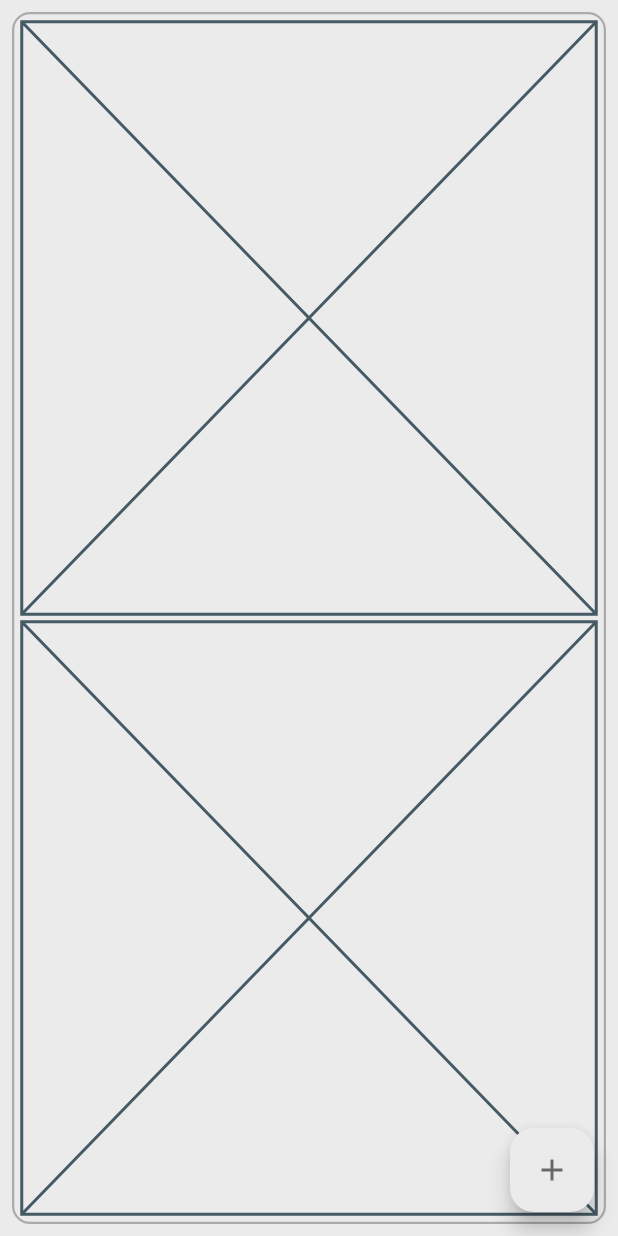
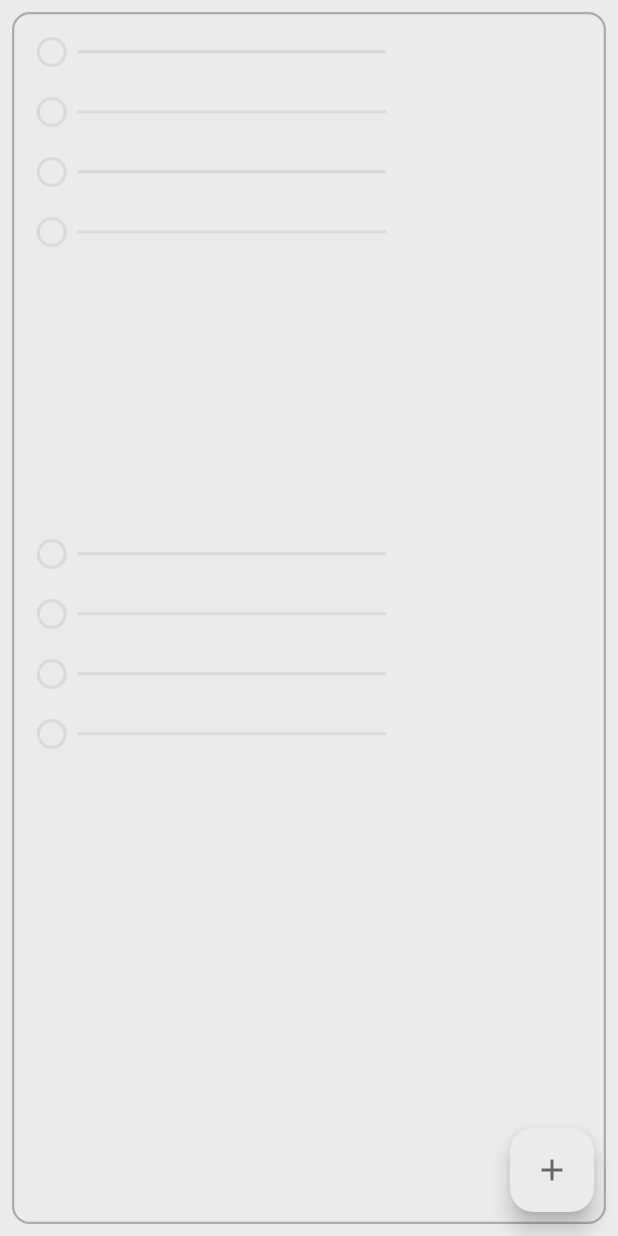
Before and after one commit to pierre-gomes/req-livestream-helper, a Flutter app: the screen it shows after launch, on a phone screen of 412 x 824 dp. Run offline on Flutter 3.47's test engine with Material 3 defaults, Android fonts, the phone set to English and light mode, and no system bars; our stand-ins replace get_it.

Commit message:
feat: list placeholder improved

```diff
--- /dev/null
+++ b/lib/src/view/components/base_components/base_scroll_view_list.dart
@@ -0,0 +1,34 @@
+// ignore_for_file: must_be_immutable
+
+import 'package:flutter/material.dart';
+
+class BaseScrollViewList extends StatelessWidget {
+  double height;
+  List<dynamic> data;
+  Widget Function({dynamic item}) cardWidget;
+  BaseScrollViewList({
+    super.key,
+    required this.height,
+    required this.data,
+    required this.cardWidget,
+  });
+
+  @override
+  Widget build(BuildContext context) {
+    return SingleChildScrollView(
+      child: Column(
+        children: [
+          SizedBox(
+            height: height, // Fixed height for the ListView
+            child: ListView.builder(
+              itemCount: data.length,
+              itemBuilder: (context, index) {
+                return cardWidget(item: data[index]);
+              },
+            ),
+          ),
+        ],
+      ),
+    );
+  }
+}
--- a/lib/src/view/components/data_listing/excel_loaded_files_listing.dart
+++ b/lib/src/view/components/data_listing/excel_loaded_files_listing.dart
@@ -1,19 +1,74 @@
 import 'package:flutter/material.dart';
+import 'package:req_livestream_helper/src/view/components/base_components/base_scroll_view_list.dart';
+import 'package:req_livestream_helper/src/view/theme.dart';
+
+class ExcelLoadedFilesListingPlaceHolder extends StatelessWidget {
+  const ExcelLoadedFilesListingPlaceHolder({super.key});
+
+  @override
+  Widget build(BuildContext context) {
+    return BaseScrollViewList(
+      height: MediaQuery.of(context).size.height * 0.4,
+      data: ["", "", "", ""],
+      cardWidget:
+          ({item}) => Padding(
+            padding: const EdgeInsets.all(8.0),
+            child: Row(
+              mainAxisAlignment: MainAxisAlignment.start,
+              children: [
+                Icon(Icons.circle_outlined, color: AppTheme.disabledColor),
+                SizedBox(width: 5),
+                Container(
+                  height: 2, // Line thickness
+                  width: MediaQuery.of(context).size.width * 0.5, // Line length
+                  color: AppTheme.disabledColor, // Line color
+                ),
+              ],
+            ),
+          ),
+    );
+  }
+}
 
 class ExcelLoadedFilesListing extends StatelessWidget {
   const ExcelLoadedFilesListing({super.key});
 
   @override
   Widget build(BuildContext context) {
-    return const Placeholder();
+    return Placeholder();
+    // return BaseScrollViewList(
+    //   cardWidget: ({item}) => Text(item.toString()),
+    //   data: [
+    //     1,
+    //     2,
+    //     3,
+    //     4,
+    //     5,
+    //     6,
+    //     1,
+    //     2,
+    //     2,
+    //     3,
+    //     4,
+    //     5,
+    //     5,
+    //     5,
+    //     5,
+    //     5,
+    //     5,
+    //     5,
+    //     5,
+    //     5,
+    //     55,
+    //     5,
+    //     5,
+    //     5,
+    //     5,
+    //     5,
+    //     5,
+    //     5,
+    //   ],
+    //   height: 100,
+    // );
   }
 }
-
-class ExcelLoadedFilesListingPlaceHolder extends StatelessWidget {
-  const ExcelLoadedFilesListingPlaceHolder({super.key});
-
-  @override
-  Widget build(BuildContext context) {
-    return const Expanded(child: Placeholder());
-  }
-}
--- a/lib/src/view/components/data_listing/loaded_data_listing.dart
+++ b/lib/src/view/components/data_listing/loaded_data_listing.dart
@@ -1,6 +1,6 @@
 import 'package:flutter/material.dart';
 import 'package:req_livestream_helper/src/controller/app_controller.dart';
-import 'package:req_livestream_helper/src/view/components/base_components/rounded_border_wrap.dart';
+import 'package:req_livestream_helper/src/view/components/base_components/base_rounded_border_wrap.dart';
 import 'package:req_livestream_helper/src/view/components/data_listing/excel_loaded_files_listing.dart';
 import 'package:req_livestream_helper/src/view/components/data_listing/package_order_loaded_listing.dart';
 import 'package:req_livestream_helper/src/view/theme.dart';
--- a/lib/src/view/components/data_listing/package_order_loaded_listing.dart
+++ b/lib/src/view/components/data_listing/package_order_loaded_listing.dart
@@ -1,19 +1,40 @@
 import 'package:flutter/material.dart';
+import 'package:req_livestream_helper/src/view/components/base_components/base_scroll_view_list.dart';
+import 'package:req_livestream_helper/src/view/theme.dart';
+
+class PackageOrderLoadedListingPlaceHolder extends StatelessWidget {
+  const PackageOrderLoadedListingPlaceHolder({super.key});
+
+  @override
+  Widget build(BuildContext context) {
+    return BaseScrollViewList(
+      height: MediaQuery.of(context).size.height * 0.4,
+      data: ["", "", "", ""],
+      cardWidget:
+          ({item}) => Padding(
+            padding: const EdgeInsets.all(8.0),
+            child: Row(
+              mainAxisAlignment: MainAxisAlignment.start,
+              children: [
+                Icon(Icons.circle_outlined, color: AppTheme.disabledColor),
+                SizedBox(width: 5),
+                Container(
+                  height: 2, // Line thickness
+                  width: MediaQuery.of(context).size.width * 0.5, // Line length
+                  color: AppTheme.disabledColor, // Line color
+                ),
+              ],
+            ),
+          ),
+    );
+  }
+}
 
 class PackageOrderLoadedListing extends StatelessWidget {
   const PackageOrderLoadedListing({super.key});
 
   @override
   Widget build(BuildContext context) {
-    return const Placeholder();
-  }
-}
-
-class PackageOrderLoadedListingPlaceHolder extends StatelessWidget {
-  const PackageOrderLoadedListingPlaceHolder({super.key});
-
-  @override
-  Widget build(BuildContext context) {
     return const Expanded(child: Placeholder());
   }
 }
--- a/lib/src/view/pages/home.dart
+++ b/lib/src/view/pages/home.dart
@@ -1,6 +1,6 @@
 import 'package:flutter/material.dart';
 import 'package:req_livestream_helper/src/controller/app_controller.dart';
-import 'package:req_livestream_helper/src/view/components/base_components/coming_up_animation_wrap.dart';
+import 'package:req_livestream_helper/src/view/components/base_components/base_coming_up_animation_wrap.dart';
 import 'package:req_livestream_helper/src/view/components/data_listing/loaded_data_listing.dart';
 import 'package:req_livestream_helper/src/view/theme.dart';
 
--- a/lib/src/view/theme.dart
+++ b/lib/src/view/theme.dart
@@ -10,4 +10,6 @@
     235,
     235,
   );
+
+  static const Color disabledColor = Color.fromARGB(255, 219, 218, 218);
 }
```
Also changed, not shown: lib/src/view/components/base_components/base_coming_up_animation_wrap.dart (renamed from lib/src/view/components/base_components/coming_up_animation_wrap.dart), lib/src/view/components/base_components/base_rounded_border_wrap.dart (renamed from lib/src/view/components/base_components/rounded_border_wrap.dart).
